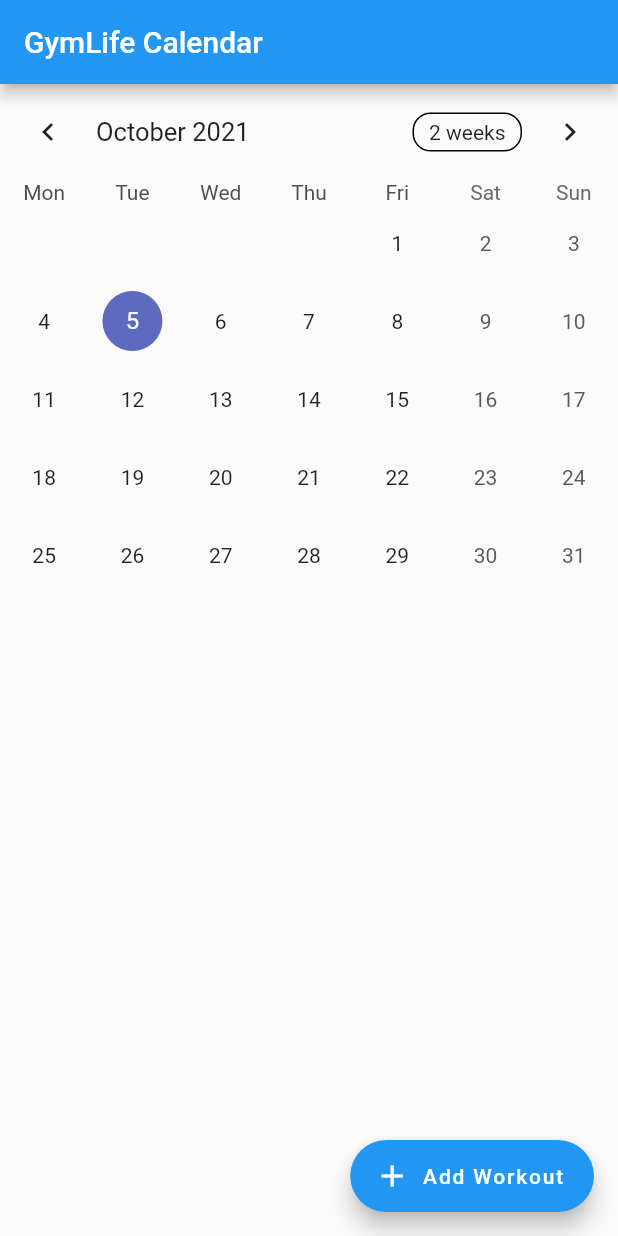
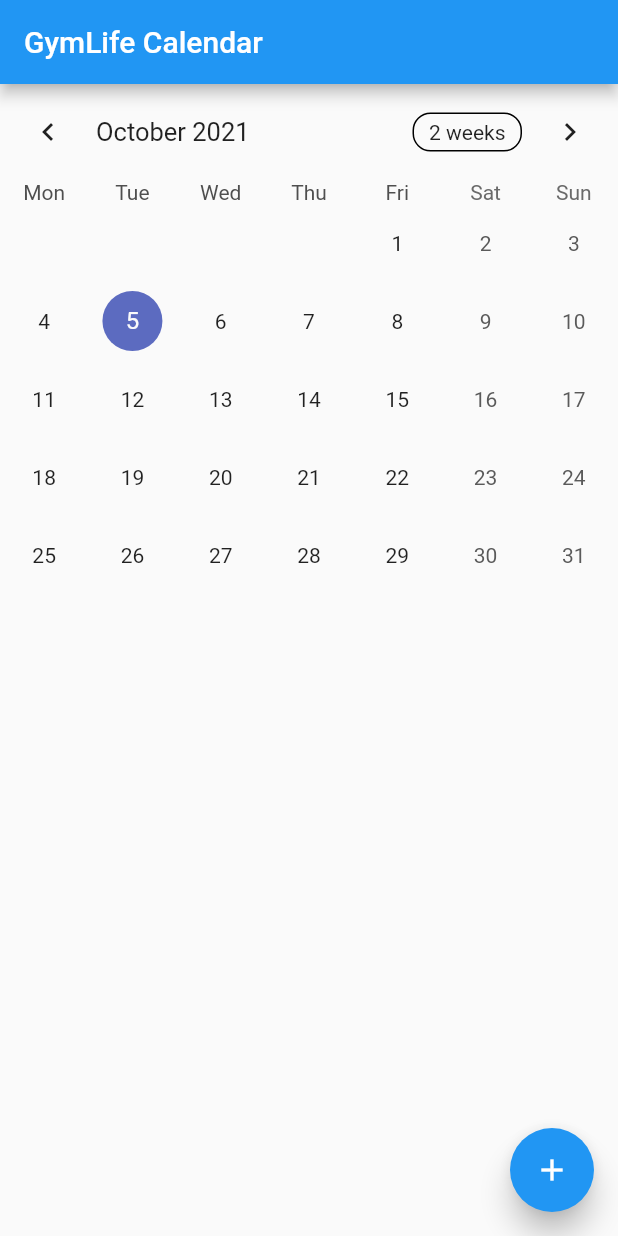
Before and after one commit to ArieBisfki/hva_ivse1_project_mobile, a Flutter app: the screen it shows after launch, on a phone screen of 412 x 824 dp. Run offline on Flutter 3.47's test engine with Material 2 defaults, Android fonts, the phone set to English and light mode, and no system bars; drawn by our look-alikes of flutter_speed_dial, table_calendar.

Commit message:
new button, improved func

```diff
--- a/lib/feature/calender/ui/calendar_overview.dart
+++ b/lib/feature/calender/ui/calendar_overview.dart
@@ -1,4 +1,5 @@
 import 'package:flutter/material.dart';
+import 'package:flutter_speed_dial/flutter_speed_dial.dart';
 import 'package:table_calendar/table_calendar.dart';
 
 import 'event.dart';
@@ -22,7 +23,7 @@ class _State extends State<Calendar> {
   DateTime? _rangeEnd;
   bool _addWorkoutButton = true;
 
-  TextEditingController _eventController = TextEditingController();
+  var isDialOpen = ValueNotifier<bool>(false);
 
   @override
   void initState() {
@@ -93,52 +94,75 @@ class _State extends State<Calendar> {
     }
   }
 
+  // Add event to date
+  dialAction(String title) {
+    if (selectedEvents[_selectedDay] != null) {
+      selectedEvents[_selectedDay]!.add(
+        Event(title: title),
+      );
+    } else {
+      selectedEvents[_selectedDay!] = [Event(title: title)];
+    }
+
+    _selectedEvents.value = _getEventsForDay(_selectedDay!);
+    setState(() {});
+  }
+
   @override
   Widget build(BuildContext context) {
-    return Scaffold(
+    return WillPopScope(
+      onWillPop: () async {
+        if (isDialOpen.value) {
+          isDialOpen.value = false;
+          return false;
+        }
+        return true;
+      },
+      child: Scaffold(
         appBar: AppBar(
           title: Text('GymLife Calendar'),
         ),
         floatingActionButton: _addWorkoutButton
-          ? FloatingActionButton.extended(
-              onPressed: () => showDialog(
-                context: context,
-                builder: (context) => AlertDialog(
-                  title: Text("Add Workout"),
-                  content: TextFormField(
-                    controller: _eventController,
+            ? SpeedDial(
+                icon: Icons.add,
+                activeIcon: Icons.close,
+                spacing: 3,
+                childPadding: const EdgeInsets.all(5),
+                spaceBetweenChildren: 4,
+                buttonSize: 56,
+                openCloseDial: isDialOpen,
+                iconTheme: IconThemeData(size: 24),
+                childrenButtonSize: 56.0,
+                direction: SpeedDialDirection.up,
+                overlayColor: Colors.black,
+                overlayOpacity: 0.5,
+                elevation: 8.0,
+                isOpenOnStart: false,
+                animationSpeed: 200,
+                children: [
+                  SpeedDialChild(
+                    child: const Icon(Icons.accessibility),
+                    backgroundColor: Colors.black,
+                    foregroundColor: Colors.white,
+                    label: 'Weights',
+                    onTap: () => dialAction("Weights"),
                   ),
-                  actions: [
-                    TextButton(
-                      child: Text("Cancel"),
-                      onPressed: () => Navigator.pop(context),
+                  SpeedDialChild(
+                    child: const Icon(Icons.accessible_sharp),
+                    backgroundColor: Colors.black,
+                    foregroundColor: Colors.white,
+                    label: 'Crossfit',
+                    onTap: () => dialAction("Crossfit"),
                   ),
-                    TextButton(
-                      child: Text("Ok"),
-                      onPressed: () {
-                        if (_eventController.text.isEmpty) {
-                        } else {
-                          if (selectedEvents[_selectedDay] != null) {
-                            selectedEvents[_selectedDay]!.add(
-                              Event(title: _eventController.text),
-                            );
-                          } else {
-                            selectedEvents[_selectedDay!] = [
-                              Event(title: _eventController.text)
-                            ];
-                          }
-                        }
-                        Navigator.pop(context);
-                        _eventController.clear();
-                        setState(() {});
-                        return;
-                      },
+                  SpeedDialChild(
+                    child: const Icon(Icons.person),
+                    backgroundColor: Colors.black,
+                    foregroundColor: Colors.white,
+                    label: 'Cardio',
+                    visible: true,
+                    onTap: () => dialAction("Cardio"),
                   ),
                 ],
-                ),
-              ),
-              label: Text("Add Workout"),
-              icon: Icon(Icons.add),
               )
             : SizedBox(),
         body: Column(
@@ -155,7 +179,6 @@ class _State extends State<Calendar> {
               eventLoader: _getEventsForDay,
               startingDayOfWeek: StartingDayOfWeek.monday,
               calendarStyle: CalendarStyle(
-              // Use `CalendarStyle` to customize the UI
                 outsideDaysVisible: false,
               ),
               onDaySelected: _onDaySelected,
@@ -202,6 +225,7 @@ class _State extends State<Calendar> {
             ),
           ],
         ),
+      ),
     );
   }
 }
--- a/pubspec.yaml
+++ b/pubspec.yaml
@@ -24,6 +24,7 @@ dependencies:
   flutter:
     sdk: flutter
   table_calendar: ^3.0.2
+  flutter_speed_dial: ^4.4.0+1
 
   # The following adds the Cupertino Icons font to your application.
   # Use with the CupertinoIcons class for iOS style icons.
```
Also changed, not shown: lib/common/widget/workout_speeddial.dart (added, +51 -0 lines), pubspec.lock. Lines whose indentation alone changed are shown as unchanged.
